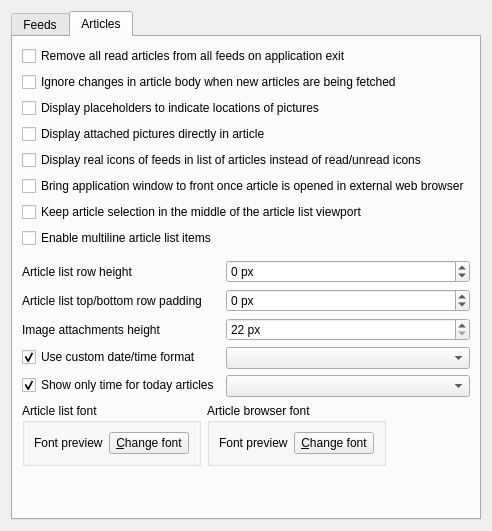
First picture: the form in src/librssguard/gui/settings/settingsfeedsmessages.ui, repository martinrotter/rssguard, before the edit.
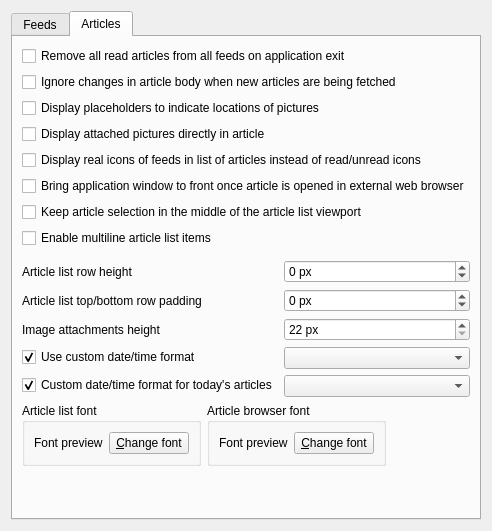
Second picture: the form after the edit. The open tabs and pages were chosen to show the change. Custom widgets are drawn as their Qt base class.

Commit message: better label

```diff
--- a/src/librssguard/gui/settings/settingsfeedsmessages.ui
+++ b/src/librssguard/gui/settings/settingsfeedsmessages.ui
@@ -388,7 +388,7 @@
        <item row="13" column="0">
         <widget class="QCheckBox" name="m_checkMessagesTimeFormat">
          <property name="text">
-          <string>Show only time for today articles</string>
+          <string>Custom date/time format for today's articles</string>
          </property>
          <property name="checkable">
           <bool>true</bool>
```
